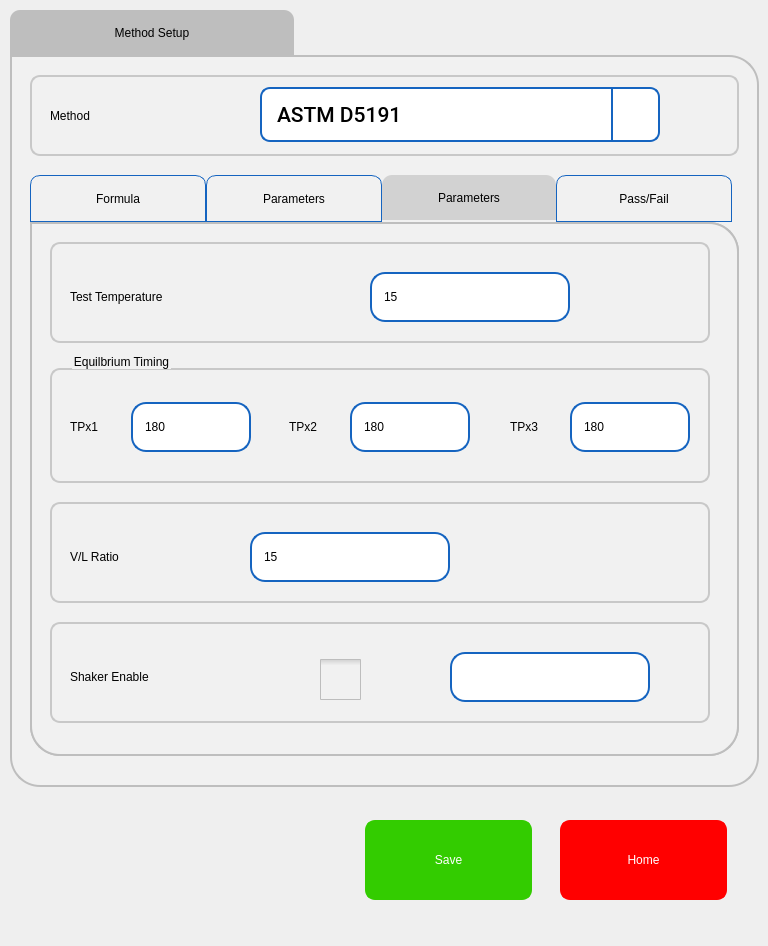
Before: the Qt Designer form pApp-22-June-2021/smethodsetup.ui in ChandraMVE/PSSC_QT_Development, drawn with Qt 5.
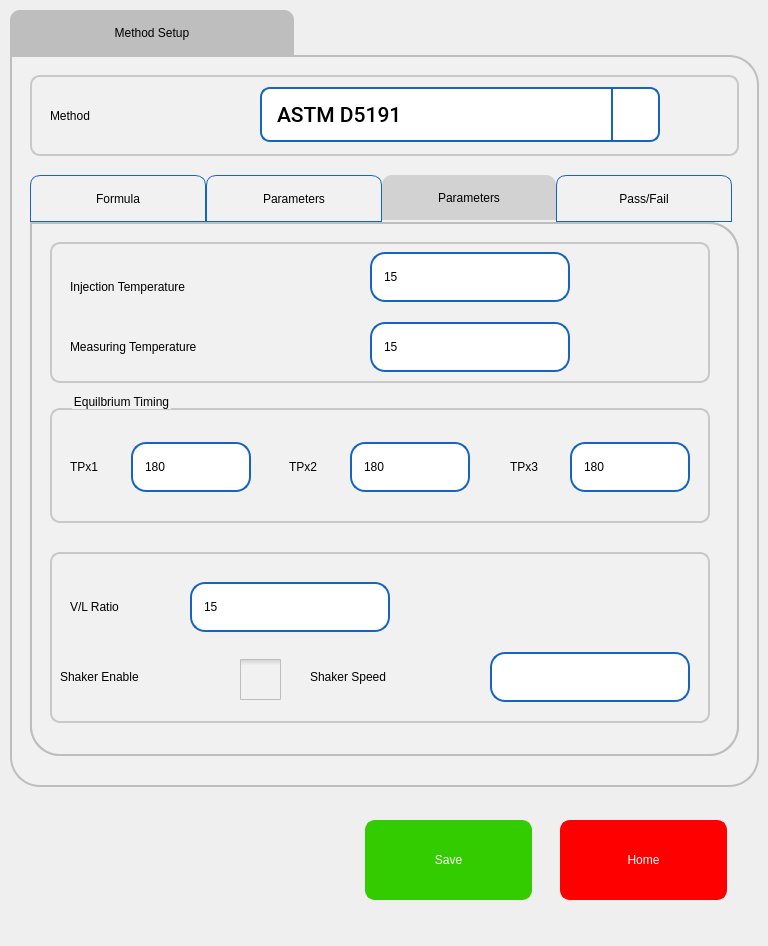
After: the same form once the commit is applied. The open tabs and pages were chosen to show the change. Icons and pictures are not drawn. Custom widgets are drawn as their Qt base class.

Commit message: Verion 1.05.28 has below feature 1. Implemented Injection Temperature 2. Exp # number on measurement

Patch:
```diff
--- a/pApp-22-June-2021/smethodsetup.ui
+++ b/pApp-22-June-2021/smethodsetup.ui
@@ -1283,7 +1283,7 @@
            <x>20</x>
            <y>20</y>
            <width>660</width>
-           <height>101</height>
+           <height>141</height>
           </rect>
          </property>
          <property name="styleSheet">
@@ -1306,7 +1306,7 @@
           <property name="geometry">
            <rect>
             <x>20</x>
-            <y>30</y>
+            <y>80</y>
             <width>281</width>
             <height>50</height>
            </rect>
@@ -1316,14 +1316,14 @@
 font: 75 16pt &quot;Roboto Medium&quot;;</string>
           </property>
           <property name="text">
-           <string>Test Temperature</string>
+           <string>Measuring Temperature</string>
           </property>
          </widget>
          <widget class="sQLEExtend" name="leTestTemp">
           <property name="geometry">
            <rect>
             <x>320</x>
-            <y>30</y>
+            <y>80</y>
             <width>200</width>
             <height>50</height>
            </rect>
@@ -1362,12 +1362,72 @@
            <number>15</number>
           </property>
          </widget>
+         <widget class="sQLEExtend" name="leInjectTemp">
+          <property name="geometry">
+           <rect>
+            <x>320</x>
+            <y>10</y>
+            <width>200</width>
+            <height>50</height>
+           </rect>
+          </property>
+          <property name="focusPolicy">
+           <enum>Qt::ClickFocus</enum>
+          </property>
+          <property name="styleSheet">
+           <string notr="true">QLineEdit { 
+	padding: 1px 18px 1px 10px;
+	background-color: rgb(255,255,255);
+	border-width: 2px;
+	border-color: rgb(21, 100, 192);
+	border-style: solid;
+	border-radius: 15;
+	color: rgb(0, 0, 0);
+	font: 75 16pt &quot;Roboto Medium&quot;;
+}
+
+QLineEdit:read-only {
+	background-color: rgb(245,245,245);
+}
+QLineEdit[error=true] {
+border-color: red;
+}
+QLineEdit[error=false] {
+border-color: rgb(21, 100, 192);
+}
+
+</string>
+          </property>
+          <property name="text">
+           <string>15</string>
+          </property>
+          <property name="maxLength">
+           <number>15</number>
+          </property>
+         </widget>
+         <widget class="QLabel" name="lblTestTemp_4">
+          <property name="geometry">
+           <rect>
+            <x>20</x>
+            <y>20</y>
+            <width>281</width>
+            <height>50</height>
+           </rect>
+          </property>
+          <property name="styleSheet">
+           <string notr="true">border-width: 0px;
+font: 75 16pt &quot;Roboto Medium&quot;;</string>
+          </property>
+          <property name="text">
+           <string>Injection Temperature</string>
+          </property>
+         </widget>
         </widget>
         <widget class="QGroupBox" name="gbEquiTiming_2">
          <property name="geometry">
           <rect>
            <x>20</x>
-           <y>130</y>
+           <y>170</y>
            <width>660</width>
            <height>131</height>
           </rect>
@@ -1573,9 +1633,9 @@
          <property name="geometry">
           <rect>
            <x>20</x>
-           <y>280</y>
+           <y>330</y>
            <width>660</width>
-           <height>101</height>
+           <height>171</height>
           </rect>
          </property>
          <property name="styleSheet">
@@ -1614,7 +1674,7 @@
          <widget class="sQLEExtend" name="leVLRatio">
           <property name="geometry">
            <rect>
-            <x>200</x>
+            <x>140</x>
             <y>30</y>
             <width>200</width>
             <height>50</height>
@@ -1654,37 +1714,124 @@
            <number>15</number>
           </property>
          </widget>
-        </widget>
-        <widget class="QFrame" name="frShakerEnable">
-         <property name="geometry">
-          <rect>
-           <x>20</x>
-           <y>400</y>
-           <width>660</width>
-           <height>101</height>
-          </rect>
-         </property>
-         <property name="styleSheet">
-          <string notr="true">border-width: 2px;
-border-style: solid;
-border-radius: 10px;
-color: rgb(0, 0, 0);
-font: 75 16pt &quot;Roboto&quot;;
-border-color:  rgb(200, 200, 200);
+         <widget class="sQLEExtend" name="cbShakerValue">
+          <property name="geometry">
+           <rect>
+            <x>440</x>
+            <y>100</y>
+            <width>200</width>
+            <height>50</height>
+           </rect>
+          </property>
+          <property name="focusPolicy">
+           <enum>Qt::ClickFocus</enum>
+          </property>
+          <property name="styleSheet">
+           <string notr="true">QLineEdit { 
+	padding: 1px 18px 1px 10px;
+	background-color: rgb(255,255,255);
+	border-width: 2px;
+	border-color: rgb(21, 100, 192);
+	border-style: solid;
+	border-radius: 15;
+	color: rgb(0, 0, 0);
+	font: 75 16pt &quot;Roboto Medium&quot;;
+}
+
+QLineEdit:read-only {
+	background-color: rgb(245,245,245);
+}
+QLineEdit[error=true] {
+border-color: red;
+}
+QLineEdit[error=false] {
+border-color: rgb(21, 100, 192);
+}
 
 </string>
-         </property>
-         <property name="frameShape">
-          <enum>QFrame::StyledPanel</enum>
-         </property>
-         <property name="frameShadow">
-          <enum>QFrame::Raised</enum>
-         </property>
+          </property>
+          <property name="text">
+           <string/>
+          </property>
+          <property name="maxLength">
+           <number>15</number>
+          </property>
+         </widget>
+         <widget class="QCheckBox" name="cbShakerDisable">
+          <property name="geometry">
+           <rect>
+            <x>190</x>
+            <y>100</y>
+            <width>41</width>
+            <height>55</height>
+           </rect>
+          </property>
+          <property name="focusPolicy">
+           <enum>Qt::ClickFocus</enum>
+          </property>
+          <property name="styleSheet">
+           <string notr="true">QCheckBox {
+    spacing: 5px;
+ border: 0px solid #999999;
+
+}
+
+QCheckBox::indicator {
+    width: 41px;
+    height: 41px;
+}
+
+QCheckBox::indicator:unchecked {
+	image: url(:/images/icons/ancheck.png);
+}
+
+QCheckBox::indicator:unchecked:disabled{
+	image: url(:/images/icons/andcheck.png);
+}
+QCheckBox::indicator:checked:disabled{
+	image: url(:/images/icons/adcheck.png);
+}
+
+/*
+QCheckBox::indicator:unchecked:hover {
+    image: url(:/images/checkbox_unchecked_hover.png);
+}
+
+QCheckBox::indicator:unchecked:pressed {
+    image: url(:/images/checkbox_unchecked_pressed.png);
+}
+*/
+
+QCheckBox::indicator:checked {
+    image: url(:/images/icons/acheck.png);
+}
+/*
+QCheckBox::indicator:checked:hover {
+    image: url(:/images/checkbox_checked_hover.png);
+}
+
+QCheckBox::indicator:checked:pressed {
+    image: url(:/images/checkbox_checked_pressed.png);
+}
+*/
+QCheckBox::indicator:indeterminate:hover {
+    image: url(:/images/checkbox_indeterminate_hover.png);
+}
+/*
+QCheckBox::indicator:indeterminate:pressed {
+    image: url(:/images/checkbox_indeterminate_pressed.png);
+}
+*/</string>
+          </property>
+          <property name="text">
+           <string/>
+          </property>
+         </widget>
          <widget class="QLabel" name="lblTestTemp_3">
           <property name="geometry">
            <rect>
-            <x>20</x>
-            <y>30</y>
+            <x>10</x>
+            <y>100</y>
             <width>171</width>
             <height>50</height>
            </rect>
@@ -1697,82 +1844,12 @@
            <string>Shaker Enable</string>
           </property>
          </widget>
-         <widget class="QCheckBox" name="cbShakerDisable">
+         <widget class="QLabel" name="lblTestTemp_5">
           <property name="geometry">
            <rect>
-            <x>270</x>
-            <y>30</y>
-            <width>41</width>
-            <height>55</height>
-           </rect>
-          </property>
-          <property name="focusPolicy">
-           <enum>Qt::ClickFocus</enum>
-          </property>
-          <property name="styleSheet">
-           <string notr="true">QCheckBox {
-    spacing: 5px;
- border: 0px solid #999999;
-
-}
-
-QCheckBox::indicator {
-    width: 41px;
-    height: 41px;
-}
-
-QCheckBox::indicator:unchecked {
-	image: url(:/images/icons/ancheck.png);
-}
-
-QCheckBox::indicator:unchecked:disabled{
-	image: url(:/images/icons/andcheck.png);
-}
-QCheckBox::indicator:checked:disabled{
-	image: url(:/images/icons/adcheck.png);
-}
-
-/*
-QCheckBox::indicator:unchecked:hover {
-    image: url(:/images/checkbox_unchecked_hover.png);
-}
-
-QCheckBox::indicator:unchecked:pressed {
-    image: url(:/images/checkbox_unchecked_pressed.png);
-}
-*/
-
-QCheckBox::indicator:checked {
-    image: url(:/images/icons/acheck.png);
-}
-/*
-QCheckBox::indicator:checked:hover {
-    image: url(:/images/checkbox_checked_hover.png);
-}
-
-QCheckBox::indicator:checked:pressed {
-    image: url(:/images/checkbox_checked_pressed.png);
-}
-*/
-QCheckBox::indicator:indeterminate:hover {
-    image: url(:/images/checkbox_indeterminate_hover.png);
-}
-/*
-QCheckBox::indicator:indeterminate:pressed {
-    image: url(:/images/checkbox_indeterminate_pressed.png);
-}
-*/</string>
-          </property>
-          <property name="text">
-           <string/>
-          </property>
-         </widget>
-         <widget class="sQLEExtend" name="cbShakerValue">
-          <property name="geometry">
-           <rect>
-            <x>400</x>
-            <y>30</y>
-            <width>200</width>
+            <x>260</x>
+            <y>100</y>
+            <width>171</width>
             <height>50</height>
            </rect>
           </property>
@@ -1780,34 +1857,11 @@
            <enum>Qt::ClickFocus</enum>
           </property>
           <property name="styleSheet">
-           <string notr="true">QLineEdit { 
-	padding: 1px 18px 1px 10px;
-	background-color: rgb(255,255,255);
-	border-width: 2px;
-	border-color: rgb(21, 100, 192);
-	border-style: solid;
-	border-radius: 15;
-	color: rgb(0, 0, 0);
-	font: 75 16pt &quot;Roboto Medium&quot;;
-}
-
-QLineEdit:read-only {
-	background-color: rgb(245,245,245);
-}
-QLineEdit[error=true] {
-border-color: red;
-}
-QLineEdit[error=false] {
-border-color: rgb(21, 100, 192);
-}
-
-</string>
+           <string notr="true">border-width: 0px;
+font: 75 16pt &quot;Roboto Medium&quot;;</string>
           </property>
           <property name="text">
-           <string/>
-          </property>
-          <property name="maxLength">
-           <number>15</number>
+           <string>Shaker Speed</string>
           </property>
          </widget>
         </widget>
```
Left out of the diff: 91 changed lines with no effect on the pictures. The commit also changes 10 other files.
